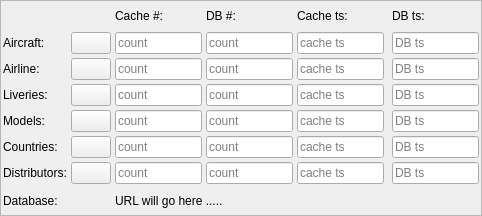
swift-project/pilotclient, file src/blackgui/components/dbloadoverviewcomponent.ui: the form before one commit.
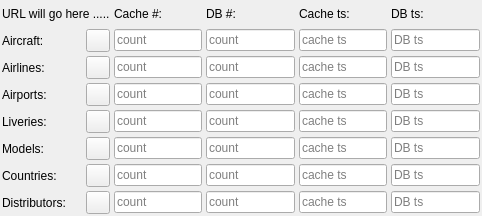
The form after the commit. Icons and pictures are not drawn.

Commit message: refs #748, added airports in cache overview UI

```diff
--- a/src/blackgui/components/dbloadoverviewcomponent.ui
+++ b/src/blackgui/components/dbloadoverviewcomponent.ui
@@ -13,12 +13,6 @@
   <property name="windowTitle">
    <string>Frame</string>
   </property>
-  <property name="frameShape">
-   <enum>QFrame::StyledPanel</enum>
-  </property>
-  <property name="frameShadow">
-   <enum>QFrame::Raised</enum>
-  </property>
   <layout class="QGridLayout" name="gl_DbLoadOverview">
    <property name="leftMargin">
     <number>2</number>
@@ -35,8 +29,38 @@
    <property name="spacing">
     <number>4</number>
    </property>
-   <item row="7" column="7">
-    <widget class="QLineEdit" name="le_DistributorsDbTs">
+   <item row="3" column="3">
+    <widget class="QLineEdit" name="le_AirportsCacheCount">
+     <property name="readOnly">
+      <bool>true</bool>
+     </property>
+     <property name="placeholderText">
+      <string>count</string>
+     </property>
+    </widget>
+   </item>
+   <item row="3" column="4">
+    <widget class="QLineEdit" name="le_AirportsDbCount">
+     <property name="readOnly">
+      <bool>true</bool>
+     </property>
+     <property name="placeholderText">
+      <string>count</string>
+     </property>
+    </widget>
+   </item>
+   <item row="3" column="5">
+    <widget class="QLineEdit" name="le_AirportsCacheTs">
+     <property name="readOnly">
+      <bool>true</bool>
+     </property>
+     <property name="placeholderText">
+      <string>cache ts</string>
+     </property>
+    </widget>
+   </item>
+   <item row="3" column="7">
+    <widget class="QLineEdit" name="le_AirportsDbTs">
      <property name="readOnly">
       <bool>true</bool>
      </property>
@@ -45,8 +69,38 @@
      </property>
     </widget>
    </item>
+   <item row="3" column="0">
+    <widget class="QLabel" name="lbl_Airports">
+     <property name="text">
+      <string>Airports:</string>
+     </property>
+    </widget>
+   </item>
+   <item row="5" column="2">
+    <widget class="QToolButton" name="tb_ReloadModels">
+     <property name="maximumSize">
+      <size>
+       <width>48</width>
+       <height>16777215</height>
+      </size>
+     </property>
+     <property name="text">
+      <string/>
+     </property>
+     <property name="icon">
+      <iconset resource="../../blackmisc/blackmisc.qrc">
+       <normaloff>:/pastel/icons/pastel/16/arrow-refresh.png</normaloff>:/pastel/icons/pastel/16/arrow-refresh.png</iconset>
+     </property>
+    </widget>
+   </item>
    <item row="7" column="2">
-    <widget class="QPushButton" name="pb_ReloadDistributors">
+    <widget class="QToolButton" name="tb_ReloadCountries">
+     <property name="maximumSize">
+      <size>
+       <width>48</width>
+       <height>16777215</height>
+      </size>
+     </property>
      <property name="text">
       <string/>
      </property>
@@ -56,17 +110,89 @@
      </property>
     </widget>
    </item>
-   <item row="7" column="3">
-    <widget class="QLineEdit" name="le_DistributorsCacheCount">
-     <property name="readOnly">
-      <bool>true</bool>
+   <item row="3" column="2">
+    <widget class="QToolButton" name="tb_ReloadAirports">
+     <property name="maximumSize">
+      <size>
+       <width>48</width>
+       <height>16777215</height>
+      </size>
      </property>
-     <property name="placeholderText">
-      <string>count</string>
+     <property name="text">
+      <string/>
      </property>
+     <property name="icon">
+      <iconset resource="../../blackmisc/blackmisc.qrc">
+       <normaloff>:/pastel/icons/pastel/16/arrow-refresh.png</normaloff>:/pastel/icons/pastel/16/arrow-refresh.png</iconset>
+     </property>
     </widget>
    </item>
-   <item row="7" column="5">
+   <item row="4" column="2">
+    <widget class="QToolButton" name="tb_ReloadLiveries">
+     <property name="maximumSize">
+      <size>
+       <width>48</width>
+       <height>16777215</height>
+      </size>
+     </property>
+     <property name="text">
+      <string/>
+     </property>
+     <property name="icon">
+      <iconset resource="../../blackmisc/blackmisc.qrc">
+       <normaloff>:/pastel/icons/pastel/16/arrow-refresh.png</normaloff>:/pastel/icons/pastel/16/arrow-refresh.png</iconset>
+     </property>
+    </widget>
+   </item>
+   <item row="8" column="2">
+    <widget class="QToolButton" name="tb_ReloadDistributors">
+     <property name="maximumSize">
+      <size>
+       <width>48</width>
+       <height>16777215</height>
+      </size>
+     </property>
+     <property name="text">
+      <string/>
+     </property>
+     <property name="icon">
+      <iconset resource="../../blackmisc/blackmisc.qrc">
+       <normaloff>:/pastel/icons/pastel/16/arrow-refresh.png</normaloff>:/pastel/icons/pastel/16/arrow-refresh.png</iconset>
+     </property>
+    </widget>
+   </item>
+   <item row="1" column="2">
+    <widget class="QToolButton" name="tb_ReloadAircraft">
+     <property name="maximumSize">
+      <size>
+       <width>48</width>
+       <height>16777215</height>
+      </size>
+     </property>
+     <property name="icon">
+      <iconset resource="../../blackmisc/blackmisc.qrc">
+       <normaloff>:/pastel/icons/pastel/16/arrow-refresh.png</normaloff>:/pastel/icons/pastel/16/arrow-refresh.png</iconset>
+     </property>
+    </widget>
+   </item>
+   <item row="2" column="2">
+    <widget class="QToolButton" name="tb_ReloadAirlines">
+     <property name="maximumSize">
+      <size>
+       <width>48</width>
+       <height>16777215</height>
+      </size>
+     </property>
+     <property name="text">
+      <string/>
+     </property>
+     <property name="icon">
+      <iconset resource="../../blackmisc/blackmisc.qrc">
+       <normaloff>:/pastel/icons/pastel/16/arrow-refresh.png</normaloff>:/pastel/icons/pastel/16/arrow-refresh.png</iconset>
+     </property>
+    </widget>
+   </item>
+   <item row="8" column="5">
     <widget class="QLineEdit" name="le_DistributorsCacheTs">
      <property name="readOnly">
       <bool>true</bool>
@@ -76,7 +202,27 @@
      </property>
     </widget>
    </item>
-   <item row="7" column="4">
+   <item row="8" column="7">
+    <widget class="QLineEdit" name="le_DistributorsDbTs">
+     <property name="readOnly">
+      <bool>true</bool>
+     </property>
+     <property name="placeholderText">
+      <string>DB ts</string>
+     </property>
+    </widget>
+   </item>
+   <item row="8" column="3">
+    <widget class="QLineEdit" name="le_DistributorsCacheCount">
+     <property name="readOnly">
+      <bool>true</bool>
+     </property>
+     <property name="placeholderText">
+      <string>count</string>
+     </property>
+    </widget>
+   </item>
+   <item row="8" column="4">
     <widget class="QLineEdit" name="le_DistributorsDbCount">
      <property name="readOnly">
       <bool>true</bool>
@@ -86,42 +232,23 @@
      </property>
     </widget>
    </item>
-   <item row="1" column="2">
-    <widget class="QPushButton" name="pb_ReloadAircraft">
-     <property name="icon">
-      <iconset resource="../../blackmisc/blackmisc.qrc">
-       <normaloff>:/pastel/icons/pastel/16/arrow-refresh.png</normaloff>:/pastel/icons/pastel/16/arrow-refresh.png</iconset>
-     </property>
-    </widget>
-   </item>
-   <item row="3" column="2">
-    <widget class="QPushButton" name="pb_ReloadLiveries">
-     <property name="text">
-      <string/>
-     </property>
-     <property name="icon">
-      <iconset resource="../../blackmisc/blackmisc.qrc">
-       <normaloff>:/pastel/icons/pastel/16/arrow-refresh.png</normaloff>:/pastel/icons/pastel/16/arrow-refresh.png</iconset>
-     </property>
-    </widget>
-   </item>
-   <item row="4" column="3">
-    <widget class="QLineEdit" name="le_ModelsCacheCount">
-     <property name="readOnly">
-      <bool>true</bool>
-     </property>
-     <property name="placeholderText">
-      <string>count</string>
-     </property>
-    </widget>
-   </item>
-   <item row="3" column="0">
+   <item row="4" column="0">
     <widget class="QLabel" name="lbl_Liveries">
      <property name="text">
       <string>Liveries:</string>
      </property>
     </widget>
    </item>
+   <item row="5" column="3">
+    <widget class="QLineEdit" name="le_ModelsCacheCount">
+     <property name="readOnly">
+      <bool>true</bool>
+     </property>
+     <property name="placeholderText">
+      <string>count</string>
+     </property>
+    </widget>
+   </item>
    <item row="1" column="7">
     <widget class="QLineEdit" name="le_AircraftIcaoDbTs">
      <property name="readOnly">
@@ -132,15 +259,8 @@
      </property>
     </widget>
    </item>
-   <item row="1" column="0">
-    <widget class="QLabel" name="lbl_AircraftIcao">
-     <property name="text">
-      <string>Aircraft:</string>
-     </property>
-    </widget>
-   </item>
    <item row="2" column="7">
-    <widget class="QLineEdit" name="le_AirlineIcaoDbTs">
+    <widget class="QLineEdit" name="le_AirlinesIcaoDbTs">
      <property name="readOnly">
       <bool>true</bool>
      </property>
@@ -169,7 +289,14 @@
      </property>
     </widget>
    </item>
-   <item row="6" column="5">
+   <item row="1" column="0">
+    <widget class="QLabel" name="lbl_AircraftIcao">
+     <property name="text">
+      <string>Aircraft:</string>
+     </property>
+    </widget>
+   </item>
+   <item row="7" column="5">
     <widget class="QLineEdit" name="le_CountriesCacheTs">
      <property name="readOnly">
       <bool>true</bool>
@@ -179,40 +306,40 @@
      </property>
     </widget>
    </item>
-   <item row="6" column="0">
+   <item row="7" column="0">
     <widget class="QLabel" name="lbl_Countries">
      <property name="text">
       <string>Countries:</string>
      </property>
     </widget>
    </item>
-   <item row="4" column="5">
-    <widget class="QLineEdit" name="le_ModelsCacheTs">
-     <property name="readOnly">
-      <bool>true</bool>
-     </property>
-     <property name="placeholderText">
-      <string>cache ts</string>
-     </property>
-    </widget>
-   </item>
-   <item row="2" column="5">
-    <widget class="QLineEdit" name="le_AirlineIcaoCacheTs">
-     <property name="readOnly">
-      <bool>true</bool>
-     </property>
-     <property name="placeholderText">
-      <string>cache ts</string>
-     </property>
-    </widget>
-   </item>
-   <item row="4" column="0">
+   <item row="5" column="0">
     <widget class="QLabel" name="lbl_Models">
      <property name="text">
       <string>Models:</string>
      </property>
     </widget>
    </item>
+   <item row="5" column="5">
+    <widget class="QLineEdit" name="le_ModelsCacheTs">
+     <property name="readOnly">
+      <bool>true</bool>
+     </property>
+     <property name="placeholderText">
+      <string>cache ts</string>
+     </property>
+    </widget>
+   </item>
+   <item row="2" column="5">
+    <widget class="QLineEdit" name="le_AirlinesIcaoCacheTs">
+     <property name="readOnly">
+      <bool>true</bool>
+     </property>
+     <property name="placeholderText">
+      <string>cache ts</string>
+     </property>
+    </widget>
+   </item>
    <item row="0" column="7">
     <widget class="QLabel" name="lbl_DbTs">
      <property name="text">
@@ -220,27 +347,7 @@
      </property>
     </widget>
    </item>
-   <item row="6" column="3">
-    <widget class="QLineEdit" name="le_CountriesCacheCount">
-     <property name="readOnly">
-      <bool>true</bool>
-     </property>
-     <property name="placeholderText">
-      <string>count</string>
-     </property>
-    </widget>
-   </item>
-   <item row="3" column="5">
-    <widget class="QLineEdit" name="le_LiveriesCacheTs">
-     <property name="readOnly">
-      <bool>true</bool>
-     </property>
-     <property name="placeholderText">
-      <string>cache ts</string>
-     </property>
-    </widget>
-   </item>
-   <item row="6" column="7">
+   <item row="7" column="7">
     <widget class="QLineEdit" name="le_CountriesDbTs">
      <property name="readOnly">
       <bool>true</bool>
@@ -250,7 +357,7 @@
      </property>
     </widget>
    </item>
-   <item row="3" column="3">
+   <item row="4" column="3">
     <widget class="QLineEdit" name="le_LiveriesCacheCount">
      <property name="readOnly">
       <bool>true</bool>
@@ -260,7 +367,37 @@
      </property>
     </widget>
    </item>
-   <item row="3" column="7">
+   <item row="4" column="5">
+    <widget class="QLineEdit" name="le_LiveriesCacheTs">
+     <property name="readOnly">
+      <bool>true</bool>
+     </property>
+     <property name="placeholderText">
+      <string>cache ts</string>
+     </property>
+    </widget>
+   </item>
+   <item row="7" column="3">
+    <widget class="QLineEdit" name="le_CountriesCacheCount">
+     <property name="readOnly">
+      <bool>true</bool>
+     </property>
+     <property name="placeholderText">
+      <string>count</string>
+     </property>
+    </widget>
+   </item>
+   <item row="2" column="3">
+    <widget class="QLineEdit" name="le_AirlinesIcaoCacheCount">
+     <property name="readOnly">
+      <bool>true</bool>
+     </property>
+     <property name="placeholderText">
+      <string>count</string>
+     </property>
+    </widget>
+   </item>
+   <item row="4" column="7">
     <widget class="QLineEdit" name="le_LiveriesDbTs">
      <property name="readOnly">
       <bool>true</bool>
@@ -273,17 +410,7 @@
    <item row="2" column="0">
     <widget class="QLabel" name="lbl_AirlineIcao">
      <property name="text">
-      <string>Airline:</string>
-     </property>
-    </widget>
-   </item>
-   <item row="4" column="7">
-    <widget class="QLineEdit" name="le_ModelsDbTs">
-     <property name="readOnly">
-      <bool>true</bool>
-     </property>
-     <property name="placeholderText">
-      <string>DB ts</string>
+      <string>Airlines:</string>
      </property>
     </widget>
    </item>
@@ -294,20 +421,43 @@
      </property>
     </widget>
    </item>
-   <item row="2" column="3">
-    <widget class="QLineEdit" name="le_AirlineIcaoCacheCount">
+   <item row="5" column="7">
+    <widget class="QLineEdit" name="le_ModelsDbTs">
      <property name="readOnly">
       <bool>true</bool>
      </property>
      <property name="placeholderText">
+      <string>DB ts</string>
+     </property>
+    </widget>
+   </item>
+   <item row="2" column="4">
+    <widget class="QLineEdit" name="le_AirlinesIcaoDbCount">
+     <property name="readOnly">
+      <bool>true</bool>
+     </property>
+     <property name="placeholderText">
       <string>count</string>
      </property>
     </widget>
    </item>
-   <item row="0" column="5">
-    <widget class="QLabel" name="lbl_CacheTs">
-     <property name="text">
-      <string>Cache ts:</string>
+   <item row="1" column="4">
+    <widget class="QLineEdit" name="le_AircraftIcaoDbCount">
+     <property name="readOnly">
+      <bool>true</bool>
+     </property>
+     <property name="placeholderText">
+      <string>count</string>
+     </property>
+    </widget>
+   </item>
+   <item row="5" column="4">
+    <widget class="QLineEdit" name="le_ModelsDbCount">
+     <property name="readOnly">
+      <bool>true</bool>
+     </property>
+     <property name="placeholderText">
+      <string>count</string>
      </property>
     </widget>
    </item>
@@ -318,69 +468,14 @@
      </property>
     </widget>
    </item>
-   <item row="1" column="4">
-    <widget class="QLineEdit" name="le_AircraftIcaoDbCount">
-     <property name="readOnly">
-      <bool>true</bool>
-     </property>
-     <property name="placeholderText">
-      <string>count</string>
-     </property>
-    </widget>
-   </item>
-   <item row="2" column="4">
-    <widget class="QLineEdit" name="le_AirlineIcaoDbCount">
-     <property name="readOnly">
-      <bool>true</bool>
-     </property>
-     <property name="placeholderText">
-      <string>count</string>
+   <item row="0" column="5">
+    <widget class="QLabel" name="lbl_CacheTs">
+     <property name="text">
+      <string>Cache ts:</string>
      </property>
     </widget>
    </item>
    <item row="4" column="4">
-    <widget class="QLineEdit" name="le_ModelsDbCount">
-     <property name="readOnly">
-      <bool>true</bool>
-     </property>
-     <property name="placeholderText">
-      <string>count</string>
-     </property>
-    </widget>
-   </item>
-   <item row="6" column="4">
-    <widget class="QLineEdit" name="le_CountriesDbCount">
-     <property name="readOnly">
-      <bool>true</bool>
-     </property>
-     <property name="placeholderText">
-      <string>count</string>
-     </property>
-    </widget>
-   </item>
-   <item row="4" column="2">
-    <widget class="QPushButton" name="pb_ReloadModels">
-     <property name="text">
-      <string/>
-     </property>
-     <property name="icon">
-      <iconset resource="../../blackmisc/blackmisc.qrc">
-       <normaloff>:/pastel/icons/pastel/16/arrow-refresh.png</normaloff>:/pastel/icons/pastel/16/arrow-refresh.png</iconset>
-     </property>
-    </widget>
-   </item>
-   <item row="2" column="2">
-    <widget class="QPushButton" name="pb_ReloadAirlines">
-     <property name="text">
-      <string/>
-     </property>
-     <property name="icon">
-      <iconset resource="../../blackmisc/blackmisc.qrc">
-       <normaloff>:/pastel/icons/pastel/16/arrow-refresh.png</normaloff>:/pastel/icons/pastel/16/arrow-refresh.png</iconset>
-     </property>
-    </widget>
-   </item>
-   <item row="3" column="4">
     <widget class="QLineEdit" name="le_LiveriesDbCount">
      <property name="readOnly">
       <bool>true</bool>
@@ -390,38 +485,24 @@
      </property>
     </widget>
    </item>
-   <item row="6" column="2">
-    <widget class="QPushButton" name="pb_ReloadCountries">
-     <property name="text">
-      <string/>
+   <item row="7" column="4">
+    <widget class="QLineEdit" name="le_CountriesDbCount">
+     <property name="readOnly">
+      <bool>true</bool>
      </property>
-     <property name="icon">
-      <iconset resource="../../blackmisc/blackmisc.qrc">
-       <normaloff>:/pastel/icons/pastel/16/arrow-refresh.png</normaloff>:/pastel/icons/pastel/16/arrow-refresh.png</iconset>
+     <property name="placeholderText">
+      <string>count</string>
      </property>
     </widget>
    </item>
-   <item row="7" column="0">
+   <item row="8" column="0">
     <widget class="QLabel" name="lbl_Distributors">
      <property name="text">
       <string>Distributors:</string>
      </property>
     </widget>
    </item>
-   <item row="8" column="0">
-    <widget class="QLabel" name="lbl_Databse">
-     <property name="minimumSize">
-      <size>
-       <width>0</width>
-       <height>24</height>
-      </size>
-     </property>
-     <property name="text">
-      <string>Database:</string>
-     </property>
-    </widget>
-   </item>
-   <item row="8" column="3" colspan="5">
+   <item row="0" column="0" colspan="3">
     <widget class="QLabel" name="lbl_DatabaseUrl">
      <property name="text">
       <string>URL will go here .....</string>
```
The commit also changes 2 other files.
